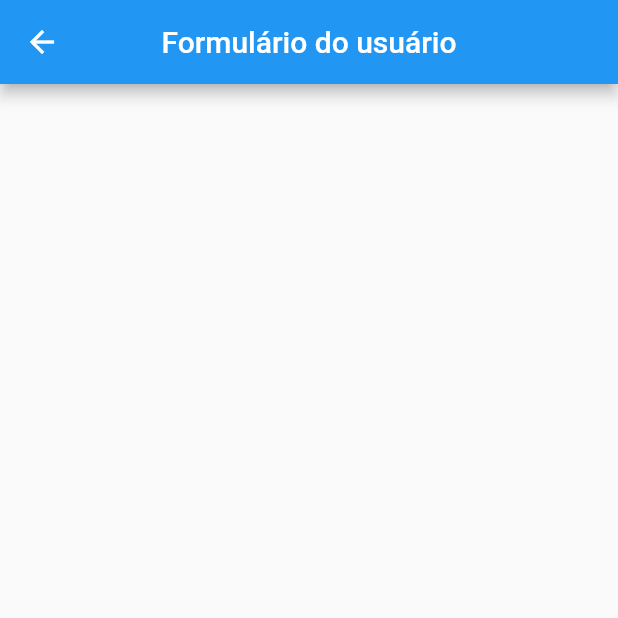
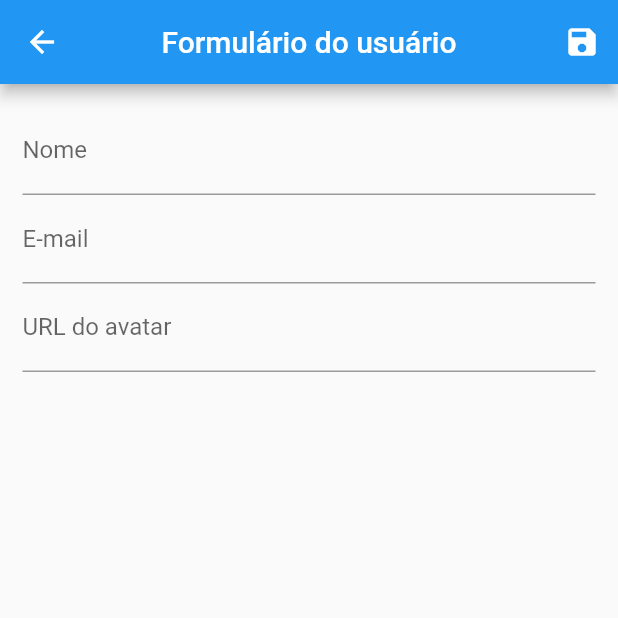
Before and after one commit to arthurmdros/flutter_crud, a Flutter app: the UserForm screen opened by its route, on a phone screen of 412 x 824 dp, the top half of it. Run offline on Flutter 3.47's test engine with Material 2 defaults, Android fonts, the phone set to English and light mode, and no system bars; network calls fail.

Commit message:
Implementando adição de um usuário

```diff
--- a/lib/views/user_form.dart
+++ b/lib/views/user_form.dart
@@ -1,13 +1,64 @@
+import 'package:crud/models/user.dart';
+import 'package:crud/provider/users_provider.dart';
 import 'package:flutter/material.dart';
+import 'package:provider/provider.dart';
 
 class UserForm extends StatelessWidget {
+
+  final _form = GlobalKey<FormState>();
+  final Map<String, String> _formData = {};
+
+  UserForm({Key? key}) : super(key: key);
+
   @override
   Widget build(BuildContext context){
     return Scaffold(
       appBar: AppBar(
         centerTitle: true,
         title: Text('Formulário do usuário'),
+        actions: [
+          IconButton(
+            onPressed: () {
+              final isValid = _form.currentState!.validate();
+              if(isValid){
+                _form.currentState!.save();
+                Provider.of<Users>(context, listen: false).submit(User(
+                  id: _formData['id'],
+                  name: _formData['name']!,
+                  email: _formData['email']!,
+                  avatarUrl: _formData['avatarUrl']!,
+                ));
+                Navigator.of(context).pop();
+              }
+            },
+            icon: Icon(Icons.save))
+        ],
       ),
+      body: Padding(
+        padding: EdgeInsets.all(15),
+        child: Form(
+          key: _form,
+          child: Column(
+            children: [
+              TextFormField(
+                decoration: InputDecoration(labelText: 'Nome'),
+                validator: (value) {
+                  if(value == null || value.trim().isEmpty){
+                    return 'Nome inválido!';
+                  }
+                  return null;
+                },
+                onSaved: (value) => _formData['name'] = value.toString(),
+              ),
+              TextFormField(
+                decoration: InputDecoration(labelText: 'E-mail'),
+                onSaved: (value) => _formData['email'] = value.toString(),),
+              TextFormField(
+                decoration: InputDecoration(labelText: 'URL do avatar'),
+                onSaved: (value) => _formData['avatarUrl'] = value.toString(),)
+            ],
+          )
+        ),),
     );
   }
 }
```
